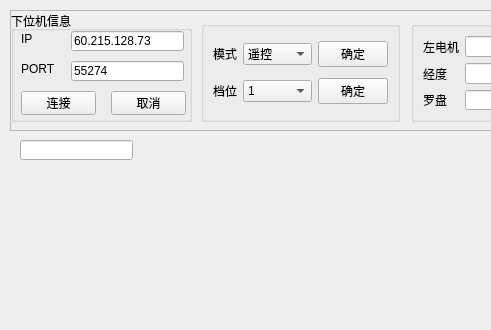
Before: the Qt Designer form 上位机/2.0/上位机ui.ui in Mrizhou/Upper-and-lower-computers, drawn with Qt 5; both pictures show x 0 to 491 and y 0 to 330 of the 727 by 796 pixel window.
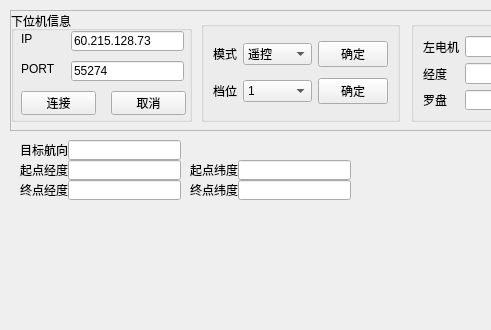
After: the same form once the commit is applied.

What changed in the file:
```diff
--- a/上位机/2.0/上位机ui.ui
+++ b/上位机/2.0/上位机ui.ui
@@ -303,7 +303,7 @@
   <widget class="QLineEdit" name="compass_obj">
    <property name="geometry">
     <rect>
-     <x>20</x>
+     <x>68</x>
      <y>140</y>
      <width>113</width>
      <height>20</height>
@@ -314,9 +314,9 @@
    <property name="geometry">
     <rect>
      <x>10</x>
-     <y>180</y>
+     <y>210</y>
      <width>691</width>
-     <height>571</height>
+     <height>541</height>
     </rect>
    </property>
    <property name="sizePolicy">
@@ -326,6 +326,111 @@
     </sizepolicy>
    </property>
   </widget>
+  <widget class="QLabel" name="compass_obj_1">
+   <property name="geometry">
+    <rect>
+     <x>20</x>
+     <y>140</y>
+     <width>51</width>
+     <height>20</height>
+    </rect>
+   </property>
+   <property name="text">
+    <string>目标航向</string>
+   </property>
+  </widget>
+  <widget class="QLineEdit" name="start_longitude_2">
+   <property name="geometry">
+    <rect>
+     <x>68</x>
+     <y>160</y>
+     <width>113</width>
+     <height>20</height>
+    </rect>
+   </property>
+  </widget>
+  <widget class="QLabel" name="start_longitude_1">
+   <property name="geometry">
+    <rect>
+     <x>20</x>
+     <y>160</y>
+     <width>51</width>
+     <height>20</height>
+    </rect>
+   </property>
+   <property name="text">
+    <string>起点经度</string>
+   </property>
+  </widget>
+  <widget class="QLineEdit" name="start_latitude_2">
+   <property name="geometry">
+    <rect>
+     <x>238</x>
+     <y>160</y>
+     <width>113</width>
+     <height>20</height>
+    </rect>
+   </property>
+  </widget>
+  <widget class="QLabel" name="start_latitude_1">
+   <property name="geometry">
+    <rect>
+     <x>190</x>
+     <y>160</y>
+     <width>51</width>
+     <height>20</height>
+    </rect>
+   </property>
+   <property name="text">
+    <string>起点纬度</string>
+   </property>
+  </widget>
+  <widget class="QLineEdit" name="end_longitude_2">
+   <property name="geometry">
+    <rect>
+     <x>68</x>
+     <y>180</y>
+     <width>113</width>
+     <height>20</height>
+    </rect>
+   </property>
+  </widget>
+  <widget class="QLabel" name="end_longitude_1">
+   <property name="geometry">
+    <rect>
+     <x>20</x>
+     <y>180</y>
+     <width>51</width>
+     <height>20</height>
+    </rect>
+   </property>
+   <property name="text">
+    <string>终点经度</string>
+   </property>
+  </widget>
+  <widget class="QLineEdit" name="end_latitude_2">
+   <property name="geometry">
+    <rect>
+     <x>238</x>
+     <y>180</y>
+     <width>113</width>
+     <height>20</height>
+    </rect>
+   </property>
+  </widget>
+  <widget class="QLabel" name="end_latitude_1">
+   <property name="geometry">
+    <rect>
+     <x>190</x>
+     <y>180</y>
+     <width>51</width>
+     <height>20</height>
+    </rect>
+   </property>
+   <property name="text">
+    <string>终点纬度</string>
+   </property>
+  </widget>
  </widget>
  <resources/>
  <connections/>
```
Left out of the diff: 21 changed lines with no effect on the pictures.
